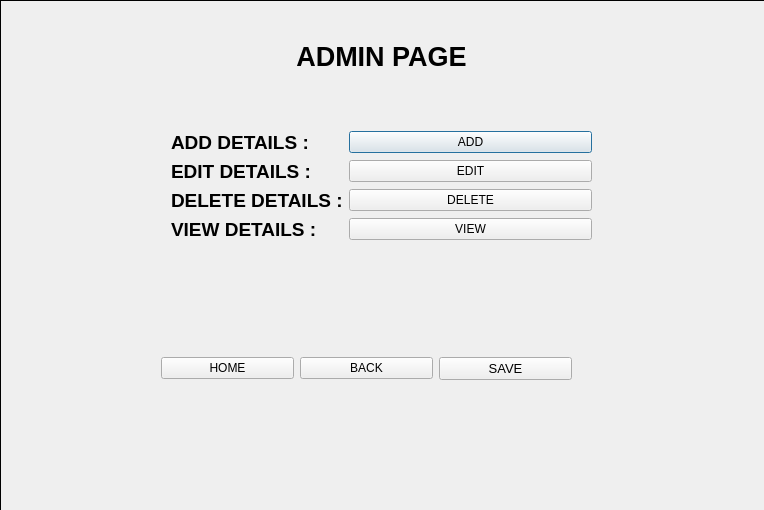
Qt form adminstudent_edit.ui (Shasank12345/QT_PROJECT) before a commit.
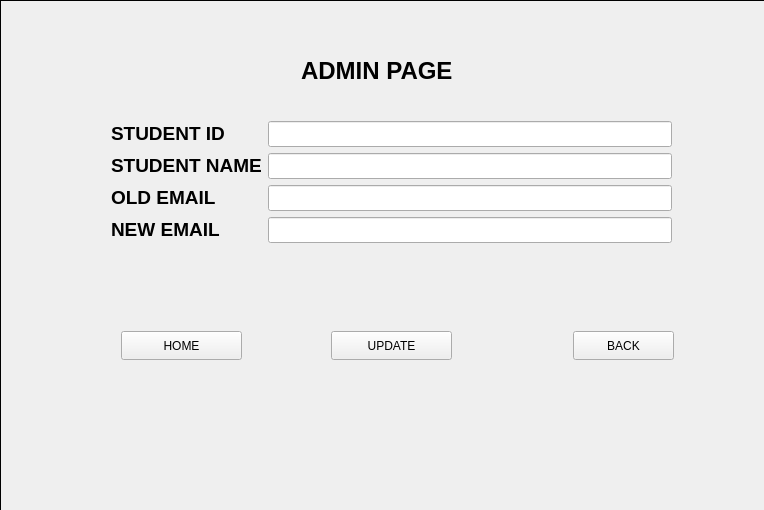
The same form after that commit. Icons and pictures are not drawn.

Commit message: email can be updated

What changed in the file:
```diff
--- a/adminstudent_edit.ui
+++ b/adminstudent_edit.ui
@@ -46,7 +46,7 @@
     <enum>QFrame::Shape::Box</enum>
    </property>
    <property name="currentIndex">
-    <number>0</number>
+    <number>10</number>
    </property>
    <widget class="QWidget" name="page">
     <widget class="QLabel" name="label">
@@ -1850,6 +1850,137 @@
      </property>
     </widget>
    </widget>
+   <widget class="QWidget" name="page_11">
+    <widget class="QLabel" name="label_46">
+     <property name="geometry">
+      <rect>
+       <x>300</x>
+       <y>40</y>
+       <width>201</width>
+       <height>61</height>
+      </rect>
+     </property>
+     <property name="styleSheet">
+      <string notr="true">color: rgb(0, 0, 0);</string>
+     </property>
+     <property name="text">
+      <string>&lt;html&gt;&lt;head/&gt;&lt;body&gt;&lt;p&gt;&lt;span style=&quot; font-size:18pt; font-weight:700;&quot;&gt;ADMIN PAGE&lt;/span&gt;&lt;/p&gt;&lt;/body&gt;&lt;/html&gt;</string>
+     </property>
+    </widget>
+    <widget class="QWidget" name="formLayoutWidget_10">
+     <property name="geometry">
+      <rect>
+       <x>110</x>
+       <y>120</y>
+       <width>561</width>
+       <height>181</height>
+      </rect>
+     </property>
+     <layout class="QFormLayout" name="formLayout_8">
+      <item row="0" column="0">
+       <widget class="QLabel" name="label_47">
+        <property name="styleSheet">
+         <string notr="true">color: rgb(0, 0, 0);</string>
+        </property>
+        <property name="text">
+         <string>&lt;html&gt;&lt;head/&gt;&lt;body&gt;&lt;p&gt;&lt;span style=&quot; font-size:14pt; font-weight:700;&quot;&gt;STUDENT ID&lt;/span&gt;&lt;/p&gt;&lt;/body&gt;&lt;/html&gt;</string>
+        </property>
+       </widget>
+      </item>
+      <item row="0" column="1">
+       <widget class="QLineEdit" name="lineEdit600"/>
+      </item>
+      <item row="1" column="0">
+       <widget class="QLabel" name="label_48">
+        <property name="styleSheet">
+         <string notr="true">color: rgb(0, 0, 0);</string>
+        </property>
+        <property name="text">
+         <string>&lt;html&gt;&lt;head/&gt;&lt;body&gt;&lt;p&gt;&lt;span style=&quot; font-size:14pt; font-weight:700;&quot;&gt;STUDENT NAME&lt;/span&gt;&lt;/p&gt;&lt;/body&gt;&lt;/html&gt;</string>
+        </property>
+       </widget>
+      </item>
+      <item row="1" column="1">
+       <widget class="QLineEdit" name="lineEdit700"/>
+      </item>
+      <item row="2" column="0">
+       <widget class="QLabel" name="label_49">
+        <property name="styleSheet">
+         <string notr="true">color: rgb(0, 0, 0);</string>
+        </property>
+        <property name="text">
+         <string>&lt;html&gt;&lt;head/&gt;&lt;body&gt;&lt;p&gt;&lt;span style=&quot; font-size:14pt; font-weight:700;&quot;&gt;OLD EMAIL&lt;/span&gt;&lt;/p&gt;&lt;/body&gt;&lt;/html&gt;</string>
+        </property>
+       </widget>
+      </item>
+      <item row="2" column="1">
+       <widget class="QLineEdit" name="lineEdit800"/>
+      </item>
+      <item row="3" column="0">
+       <widget class="QLabel" name="label_50">
+        <property name="styleSheet">
+         <string notr="true">color: rgb(0, 0, 0);</string>
+        </property>
+        <property name="text">
+         <string>&lt;html&gt;&lt;head/&gt;&lt;body&gt;&lt;p&gt;&lt;span style=&quot; font-size:14pt; font-weight:700;&quot;&gt;NEW EMAIL&lt;/span&gt;&lt;/p&gt;&lt;/body&gt;&lt;/html&gt;</string>
+        </property>
+       </widget>
+      </item>
+      <item row="3" column="1">
+       <widget class="QLineEdit" name="lineEdit900"/>
+      </item>
+     </layout>
+    </widget>
+    <widget class="QPushButton" name="emailupdate">
+     <property name="geometry">
+      <rect>
+       <x>330</x>
+       <y>330</y>
+       <width>121</width>
+       <height>29</height>
+      </rect>
+     </property>
+     <property name="styleSheet">
+      <string notr="true">color: rgb(0, 0, 0);</string>
+     </property>
+     <property name="text">
+      <string>UPDATE</string>
+     </property>
+    </widget>
+    <widget class="QPushButton" name="emailback">
+     <property name="geometry">
+      <rect>
+       <x>572</x>
+       <y>330</y>
+       <width>101</width>
+       <height>29</height>
+      </rect>
+     </property>
+     <property name="styleSheet">
+      <string notr="true">color: rgb(0, 0, 0);
+</string>
+     </property>
+     <property name="text">
+      <string>BACK</string>
+     </property>
+    </widget>
+    <widget class="QPushButton" name="emailhome">
+     <property name="geometry">
+      <rect>
+       <x>120</x>
+       <y>330</y>
+       <width>121</width>
+       <height>29</height>
+      </rect>
+     </property>
+     <property name="styleSheet">
+      <string notr="true">color: rgb(0, 0, 0);</string>
+     </property>
+     <property name="text">
+      <string>HOME</string>
+     </property>
+    </widget>
+   </widget>
   </widget>
  </widget>
  <resources/>
```
The commit also changes 4 other files.
